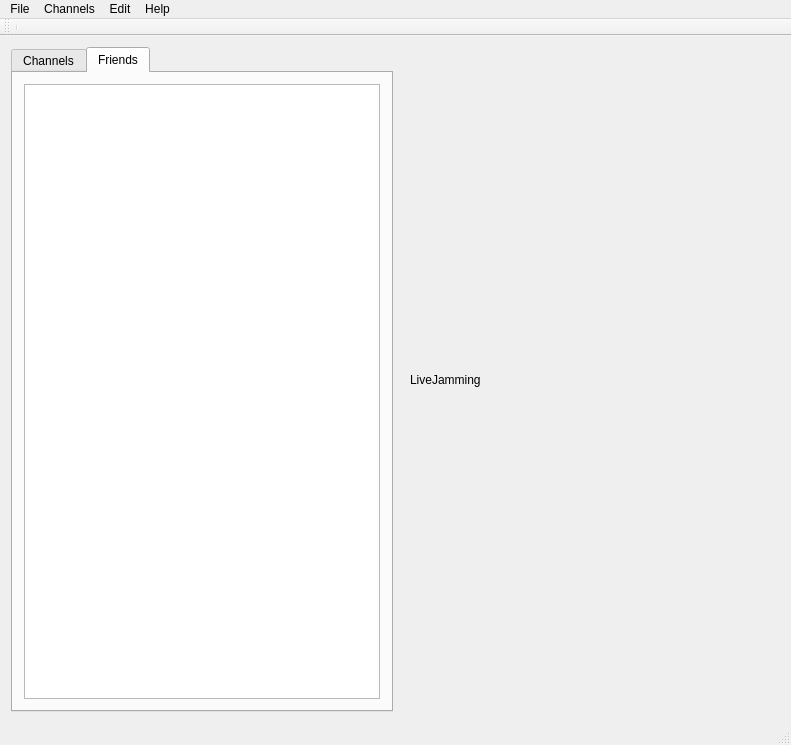
Qt form src/client/gui/livejamming/app/mainwindow.ui (sush/Live-Jamming) before a commit.
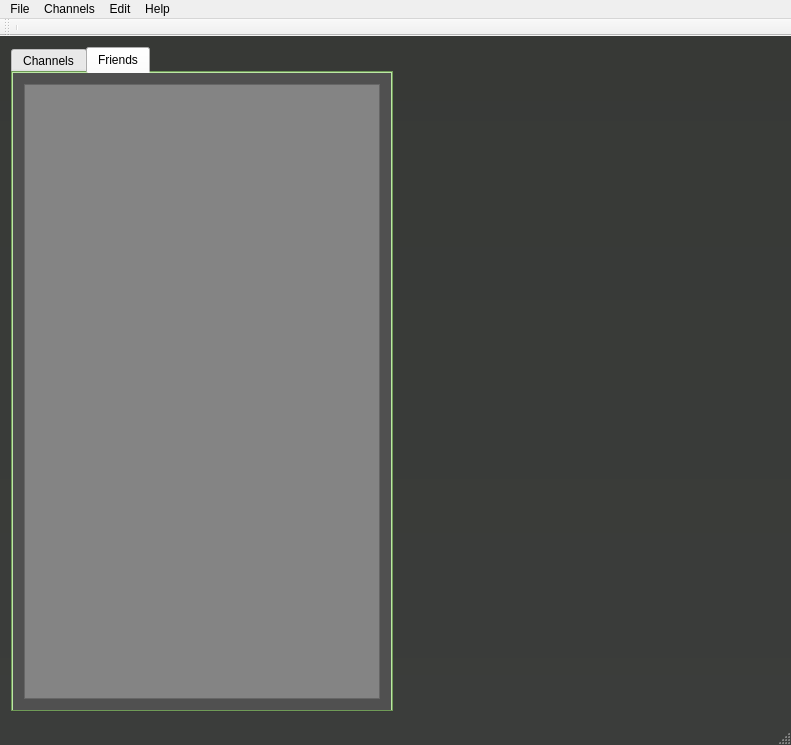
The same form after that commit. The open tabs and pages were chosen to show the change. Icons and pictures are not drawn. Custom widgets are drawn as their Qt base class.

The edit to the form file:
```diff
--- a/src/client/gui/livejamming/app/mainwindow.ui
+++ b/src/client/gui/livejamming/app/mainwindow.ui
@@ -13,6 +13,12 @@
   <property name="windowTitle">
    <string>LiveJammin</string>
   </property>
+  <property name="styleSheet">
+   <string notr="true">#MainWindow {
+	background: qlineargradient(spread:pad, x1:0, y1:0.00568182, x2:0, y2:1, stop:0.0248756 rgba(155, 217, 122, 255), stop:0.0348259 rgba(55, 57, 54, 255), stop:1 rgba(59, 61, 59, 255));
+
+}</string>
+  </property>
   <widget class="QWidget" name="centralWidget">
    <layout class="QHBoxLayout" name="horizontalLayout">
     <item>
@@ -21,6 +27,11 @@
        <enum>Qt::Horizontal</enum>
       </property>
       <widget class="QTabWidget" name="listsTab">
+       <property name="styleSheet">
+        <string notr="true">#listsTab {
+	background: rgb(155, 217, 122)
+}</string>
+       </property>
        <property name="currentIndex">
         <number>0</number>
        </property>
@@ -62,12 +73,23 @@
         </layout>
        </widget>
        <widget class="QWidget" name="tab_2">
+        <property name="styleSheet">
+         <string notr="true">#tab_2 {
+	background: rgb(80, 80, 80)
+}</string>
+        </property>
         <attribute name="title">
          <string>Friends</string>
         </attribute>
         <layout class="QHBoxLayout" name="horizontalLayout_3">
          <item>
-          <widget class="QListWidget" name="friendsList"/>
+          <widget class="QListWidget" name="friendsList">
+           <property name="styleSheet">
+            <string notr="true">#friendsList {
+	background: rgb(132, 132, 132);
+}</string>
+           </property>
+          </widget>
          </item>
         </layout>
        </widget>
@@ -86,8 +108,20 @@
         </property>
         <item>
          <widget class="QLabel" name="label">
+          <property name="enabled">
+           <bool>true</bool>
+          </property>
           <property name="text">
-           <string>LiveJamming</string>
+           <string/>
+          </property>
+          <property name="pixmap">
+           <pixmap>../../../../../../../medias/Logos/live-jamming.png</pixmap>
+          </property>
+          <property name="scaledContents">
+           <bool>false</bool>
+          </property>
+          <property name="alignment">
+           <set>Qt::AlignCenter</set>
           </property>
          </widget>
         </item>
```
Left out of the diff: 14 changed lines with no effect on the pictures.
